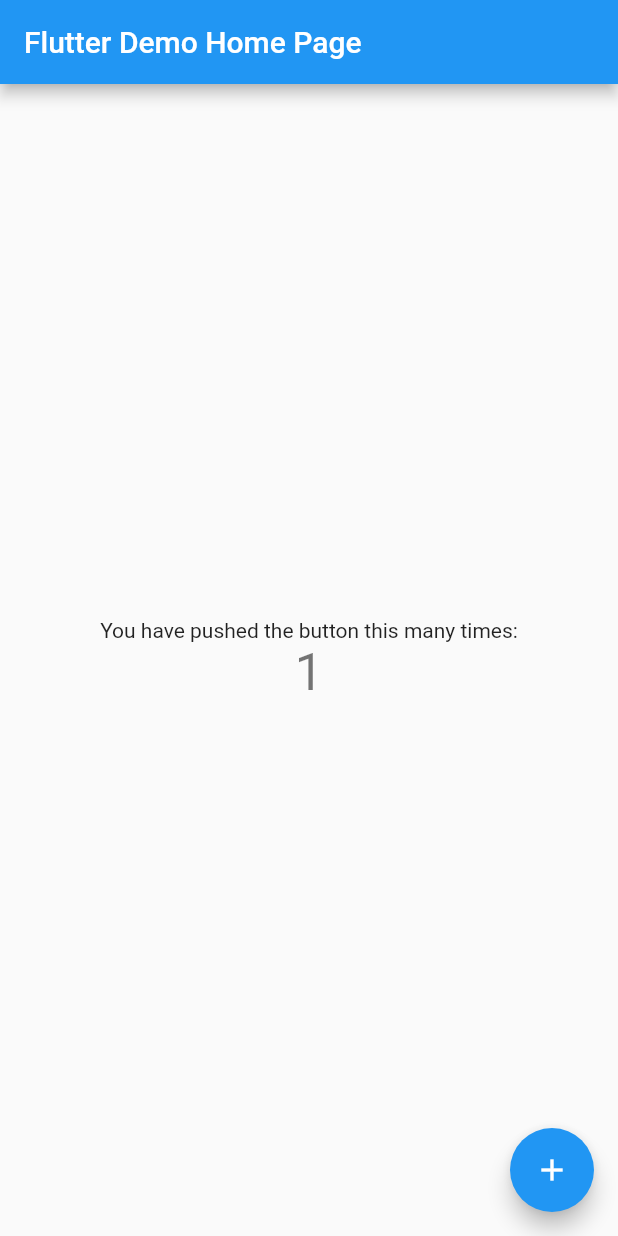
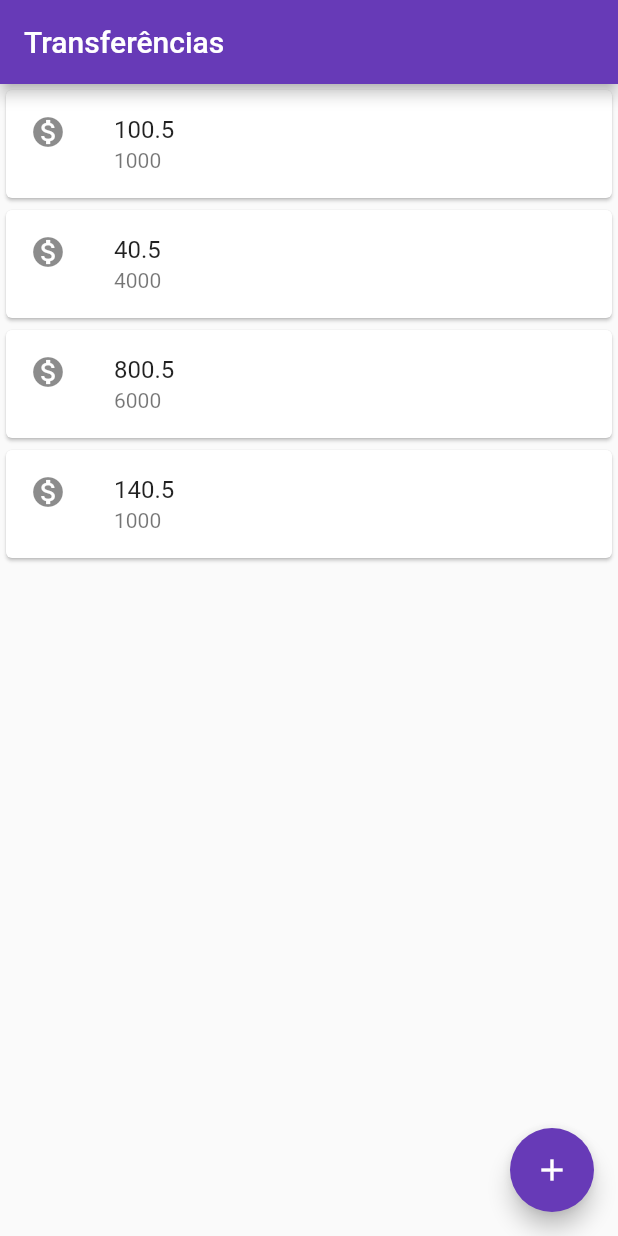
Before and after one commit to larinuness/flutter-bytebank, a Flutter app: the screen it shows after launch, after a tap on the "add" icon, on a phone screen of 412 x 824 dp. Run offline on Flutter 3.47's test engine with Material 2 defaults, Android fonts, the phone set to English and light mode, and no system bars.

Commit message:
Refatorando pra organização

```diff
--- a/bytebankalura/lib/main.dart
+++ b/bytebankalura/lib/main.dart
@@ -1,113 +1,59 @@
 import 'package:flutter/material.dart';
 
 void main() {
-  runApp(MyApp());
+  runApp(
+    MaterialApp(
+      //O Scaffold é um esqueleto uma base para começar a home
+      home: Scaffold(
+        body: ListaTransferencias(),
+        appBar: AppBar(title: Text('Transferências'),
+        backgroundColor: Colors.deepPurple,),
+        floatingActionButton: FloatingActionButton(
+          onPressed: () {  },
+          backgroundColor: Colors.deepPurple,
+          //Tem seus proprios icons
+          child: Icon(Icons.add),
+        ),
+      ),
+    )
+  );
 }
 
-class MyApp extends StatelessWidget {
-  // This widget is the root of your application.
+class ListaTransferencias extends StatelessWidget{
   @override
   Widget build(BuildContext context) {
-    return MaterialApp(
-      title: 'Flutter Demo',
-      theme: ThemeData(
-        // This is the theme of your application.
-        //
-        // Try running your application with "flutter run". You'll see the
-        // application has a blue toolbar. Then, without quitting the app, try
-        // changing the primarySwatch below to Colors.green and then invoke
-        // "hot reload" (press "r" in the console where you ran "flutter run",
-        // or simply save your changes to "hot reload" in a Flutter IDE).
-        // Notice that the counter didn't reset back to zero; the application
-        // is not restarted.
-        primarySwatch: Colors.blue,
-      ),
-      home: MyHomePage(title: 'Flutter Demo Home Page'),
+     return Column(
+      children: [
+        ItemTransferencias(Transferencia(100.50, 1000)),
+        ItemTransferencias(Transferencia(40.50, 4000)),
+        ItemTransferencias(Transferencia(800.50, 6000)),
+        ItemTransferencias(Transferencia(140.50, 1000)),
+      ],
     );
   }
 }
 
-class MyHomePage extends StatefulWidget {
-  MyHomePage({Key? key, required this.title}) : super(key: key);
+class ItemTransferencias extends StatelessWidget{
 
-  // This widget is the home page of your application. It is stateful, meaning
-  // that it has a State object (defined below) that contains fields that affect
-  // how it looks.
+  final Transferencia _transferencia;
 
-  // This class is the configuration for the state. It holds the values (in this
-  // case the title) provided by the parent (in this case the App widget) and
-  // used by the build method of the State. Fields in a Widget subclass are
-  // always marked "final".
-
-  final String title;
-
-  @override
-  _MyHomePageState createState() => _MyHomePageState();
-}
-
-class _MyHomePageState extends State<MyHomePage> {
-  int _counter = 0;
-
-  void _incrementCounter() {
-    setState(() {
-      // This call to setState tells the Flutter framework that something has
-      // changed in this State, which causes it to rerun the build method below
-      // so that the display can reflect the updated values. If we changed
-      // _counter without calling setState(), then the build method would not be
-      // called again, and so nothing would appear to happen.
-      _counter++;
-    });
-  }
+  ItemTransferencias(this._transferencia);
 
   @override
   Widget build(BuildContext context) {
-    // This method is rerun every time setState is called, for instance as done
-    // by the _incrementCounter method above.
-    //
-    // The Flutter framework has been optimized to make rerunning build methods
-    // fast, so that you can just rebuild anything that needs updating rather
-    // than having to individually change instances of widgets.
-    return Scaffold(
-      appBar: AppBar(
-        // Here we take the value from the MyHomePage object that was created by
-        // the App.build method, and use it to set our appbar title.
-        title: Text(widget.title),
-      ),
-      body: Center(
-        // Center is a layout widget. It takes a single child and positions it
-        // in the middle of the parent.
-        child: Column(
-          // Column is also a layout widget. It takes a list of children and
-          // arranges them vertically. By default, it sizes itself to fit its
-          // children horizontally, and tries to be as tall as its parent.
-          //
-          // Invoke "debug painting" (press "p" in the console, choose the
-          // "Toggle Debug Paint" action from the Flutter Inspector in Android
-          // Studio, or the "Toggle Debug Paint" command in Visual Studio Code)
-          // to see the wireframe for each widget.
-          //
-          // Column has various properties to control how it sizes itself and
-          // how it positions its children. Here we use mainAxisAlignment to
-          // center the children vertically; the main axis here is the vertical
-          // axis because Columns are vertical (the cross axis would be
-          // horizontal).
-          mainAxisAlignment: MainAxisAlignment.center,
-          children: <Widget>[
-            Text(
-              'You have pushed the button this many times:',
-            ),
-            Text(
-              '$_counter',
-              style: Theme.of(context).textTheme.headline4,
-            ),
-          ],
-        ),
-      ),
-      floatingActionButton: FloatingActionButton(
-        onPressed: _incrementCounter,
-        tooltip: 'Increment',
-        child: Icon(Icons.add),
-      ), // This trailing comma makes auto-formatting nicer for build methods.
-    );
+   return Card(
+       child: ListTile(
+         leading: Icon(Icons.monetization_on),
+         title: Text(_transferencia.valor.toString()),
+         subtitle: Text(_transferencia.numConta.toString()),
+       )
+   );
   }
 }
+
+class Transferencia {
+  final double valor;
+  final int numConta;
+
+  Transferencia(this.valor, this.numConta);
+}
```
Also changed, not shown: 1 other file.
